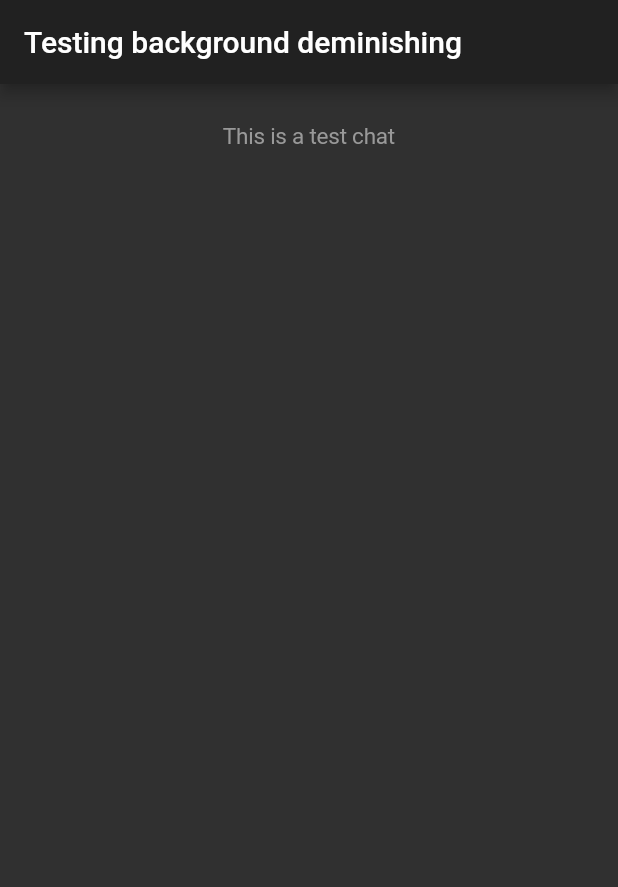
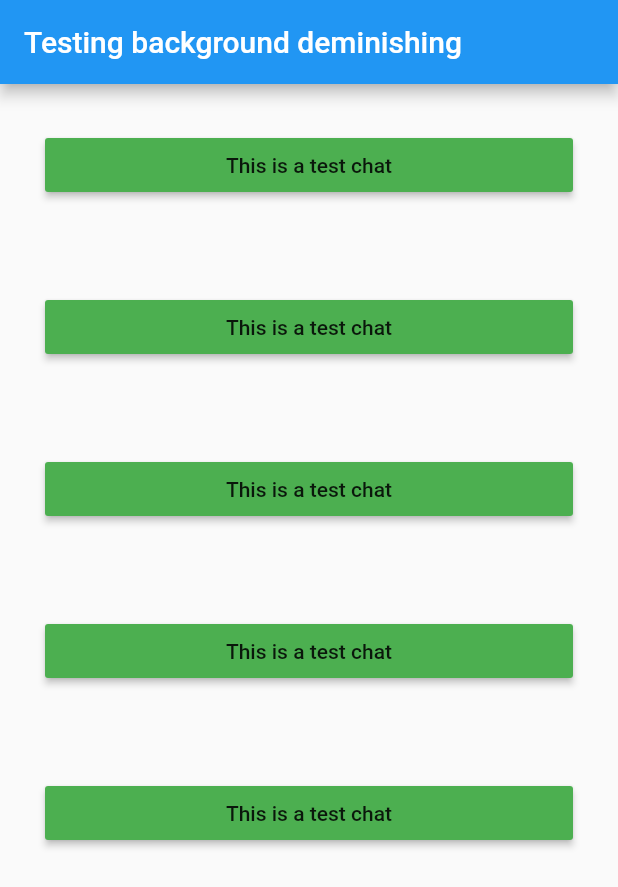
Before and after one commit to sagnik-99/all_tests, a Flutter app: the screen it shows after launch, after a tap on "This is a test chat", on a phone screen of 412 x 824 dp. Shown: the top 887 px of the screen. Run offline on Flutter 3.47's test engine with Material 2 defaults, Android fonts, the phone set to English and light mode, and no system bars; our stand-ins replace flutter_hooks, google_fonts, hooks_riverpod.

Commit message:
Color view model way

```diff
--- a/lib/main.dart
+++ b/lib/main.dart
@@ -1,25 +1,67 @@
+import 'package:all_tests/view_model.dart';
 import 'package:flutter/cupertino.dart';
 import 'package:flutter/material.dart';
 import 'package:flutter_hooks/flutter_hooks.dart';
+import 'package:hooks_riverpod/hooks_riverpod.dart';
 
-void main() => runApp(MyApp());
+void main() => runApp(ProviderScope(child: MyApp()));
 
 class MyApp extends HookWidget {
   @override
   Widget build(BuildContext context) {
+    var state=useProvider(viewModel).state;
+    var views=useProvider(viewModel);
     return MaterialApp(
-      theme: ThemeData.dark(),
+      //theme: ThemeData.dark(),
       home: Scaffold(
         appBar: AppBar(
           title: Text("Testing background deminishing"),
         ),
         body: ListView(
           children: [
-            TextButton(
-              onPressed: () {},
-              child: CupertinoTextSelectionToolbarButton.text(
-                  text: "This is a test chat"),
+            Padding(
+              padding: const EdgeInsets.all(30.0),
+              child: MaterialButton(
+                color: state?Colors.green:Colors.blueAccent,
+                onPressed: () {
+                  views.changeState();
+                },
+                child: Text("This is a test chat"),
+              ),
             ),
+            Padding(
+              padding: const EdgeInsets.all(30.0),
+              child: MaterialButton(
+                color: Colors.green,
+                onPressed: () {},
+                child: Text("This is a test chat"),
+              ),
+            ),
+            Padding(
+              padding: const EdgeInsets.all(30.0),
+              child: MaterialButton(
+                color: Colors.green,
+                onPressed: () {},
+                child: Text("This is a test chat"),
+              ),
+            ),
+            Padding(
+              padding: const EdgeInsets.all(30.0),
+              child: MaterialButton(
+                color: Colors.green,
+                onPressed: () {},
+                child: Text("This is a test chat"),
+              ),
+            ),
+            Padding(
+              padding: const EdgeInsets.all(30.0),
+              child: MaterialButton(
+                color: Colors.green,
+                onPressed: () {},
+                child: Text("This is a test chat"),
+              ),
+            ),
+
           ],
         ),
       ),
--- /dev/null
+++ b/lib/view_model.dart
@@ -0,0 +1,15 @@
+import 'package:flutter/cupertino.dart';
+import 'package:hooks_riverpod/hooks_riverpod.dart';
+
+final viewModel = ChangeNotifierProvider.autoDispose<ViewModel>((ref) {
+  return ViewModel();
+});
+
+class ViewModel extends ChangeNotifier {
+  bool state = false;
+
+  changeState() {
+    state = !state;
+    notifyListeners();
+  }
+}
```
